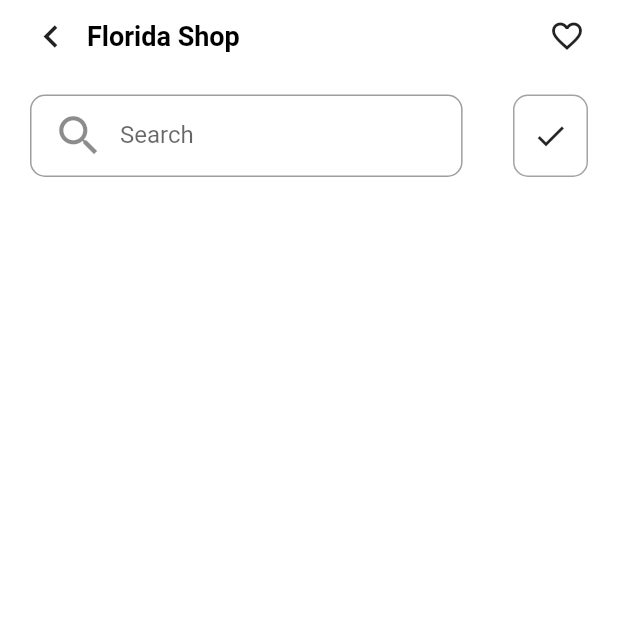
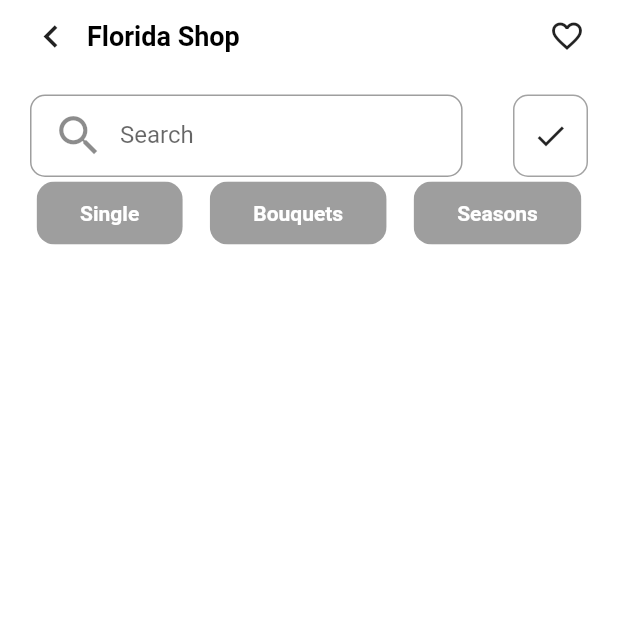
Before and after one commit to akashkamble6226/FlowerApp, a Flutter app: the screen it shows after launch, on a phone screen of 412 x 824 dp, the top half of it. Run offline on Flutter 3.47's test engine with Material 2 defaults, Android fonts, the phone set to English and light mode, and no system bars; our stand-ins replace hexcolor.

Commit message:
added chip list

```diff
--- /dev/null
+++ b/lib/models/choice_chip_data.dart
@@ -0,0 +1,45 @@
+import 'package:flutter/material.dart';
+
+class ChoiceChipData {
+  final String label;
+  final bool isSelected;
+  Color textColor;
+  Color selectedColor;
+
+  ChoiceChipData({
+    required this.label,
+   required this.isSelected,
+   required this.textColor,
+    required this.selectedColor,
+  });
+
+  ChoiceChipData copy({
+    String? label,
+    bool? isSelected,
+    Color? textColor,
+    Color? selectedColor,
+  }) =>
+      ChoiceChipData(
+        label: label ?? this.label,
+        isSelected: isSelected ?? this.isSelected,
+        textColor: textColor ?? this.textColor,
+        selectedColor: selectedColor ?? this.selectedColor,
+      );
+
+  @override
+  bool operator ==(Object other) =>
+      identical(this, other) ||
+      other is ChoiceChipData &&
+          runtimeType == other.runtimeType &&
+          label == other.label &&
+          isSelected == other.isSelected &&
+          textColor == other.textColor &&
+          selectedColor == other.selectedColor;
+
+  @override
+  int get hashCode =>
+      label.hashCode ^
+      isSelected.hashCode ^
+      textColor.hashCode ^
+      selectedColor.hashCode;
+}
--- a/lib/views/home_page.dart
+++ b/lib/views/home_page.dart
@@ -1,13 +1,29 @@
 import 'package:flower/constants/color_constants.dart';
+import 'package:flower/widgets/chips.dart';
+
 import 'package:flutter/material.dart';
 import 'package:hexcolor/hexcolor.dart';
 
-class HomePage extends StatelessWidget {
+class HomePage extends StatefulWidget {
   const HomePage({Key? key}) : super(key: key);
+
+  @override
+  State<HomePage> createState() => _HomePageState();
+}
+
+class _HomePageState extends State<HomePage> {
+  final List _labels = [
+    'Single',
+    'Bouquets',
+    'Seasons',
+  ];
+
+  final List<bool> _selected = [false, false, false];
 
   @override
   Widget build(BuildContext context) {
     double width = MediaQuery.of(context).size.width * 0.7;
+    int? _value = 0;
     return Scaffold(
       backgroundColor: Clrs.white,
       body: SafeArea(
@@ -50,10 +66,12 @@ class HomePage extends StatelessWidget {
                       width: width,
                       child: const TextField(
                         decoration: InputDecoration(
-
                           prefixIcon: Padding(
-                            padding: EdgeInsets.only(left: 15,right: 10),
-                            child: Icon(Icons.search,size: 35,),
+                            padding: EdgeInsets.only(left: 15, right: 10),
+                            child: Icon(
+                              Icons.search,
+                              size: 35,
+                            ),
                           ),
 
                           // icon: Icon(),
@@ -81,10 +99,15 @@ class HomePage extends StatelessWidget {
                   ],
                 ),
               ),
+
+              const ChoiceChipList(),
+
             ],
           ),
         ),
       ),
     );
   }
+
+
 }
--- /dev/null
+++ b/lib/widgets/chips.dart
@@ -0,0 +1,77 @@
+import 'package:flower/constants/color_constants.dart';
+import 'package:flutter/material.dart';
+
+import '../models/choice_chip_data.dart';
+
+class ChoiceChipList extends StatefulWidget {
+  const ChoiceChipList({Key? key}) : super(key: key);
+
+  @override
+  _ChoiceChipListState createState() => _ChoiceChipListState();
+}
+
+class _ChoiceChipListState extends State<ChoiceChipList> {
+  int index = 3;
+  final double spacing = 18;
+
+  List<ChoiceChipData> choiceChips = ChoiceChips.all;
+
+  @override
+  Widget build(BuildContext context) {
+    return buildChoiceChips();
+  }
+
+  Widget buildChoiceChips() => Wrap(
+        runSpacing: spacing,
+        spacing: spacing,
+        children: choiceChips
+            .map((choiceChip) => ChoiceChip(
+                  label: Text(choiceChip.label),
+                  labelPadding: const EdgeInsets.only(left:25,right:25,top: 5,bottom: 5),
+                  shape: const RoundedRectangleBorder(
+                      borderRadius: BorderRadius.all(
+                          Radius.circular(12),
+
+                          )),
+                  labelStyle: const TextStyle(
+                      fontWeight: FontWeight.bold, color: Colors.white),
+                  onSelected: (isSelected) => setState(() {
+                    choiceChips = choiceChips.map((otherChip) {
+                      final newChip = otherChip.copy(isSelected: false);
+
+                      return choiceChip == newChip
+                          ? newChip.copy(isSelected: isSelected)
+                          : newChip;
+                    }).toList();
+                  }),
+                  selected: choiceChip.isSelected,
+                  selectedColor: Colors.black,
+                  backgroundColor: Colors.grey,
+
+                ))
+            .toList(),
+      );
+}
+
+class ChoiceChips {
+  static final all = <ChoiceChipData>[
+    ChoiceChipData(
+      label: 'Single',
+      isSelected: false,
+      selectedColor: Clrs.black,
+      textColor: Colors.white,
+    ),
+    ChoiceChipData(
+      label: 'Bouquets',
+      isSelected: false,
+      selectedColor: Clrs.black,
+      textColor: Colors.white,
+    ),
+    ChoiceChipData(
+      label: 'Seasons',
+      isSelected: false,
+      selectedColor: Clrs.black,
+      textColor: Colors.white,
+    ),
+  ];
+}
```
Also changed, not shown: lib/main.dart (line endings or trailing spaces).
